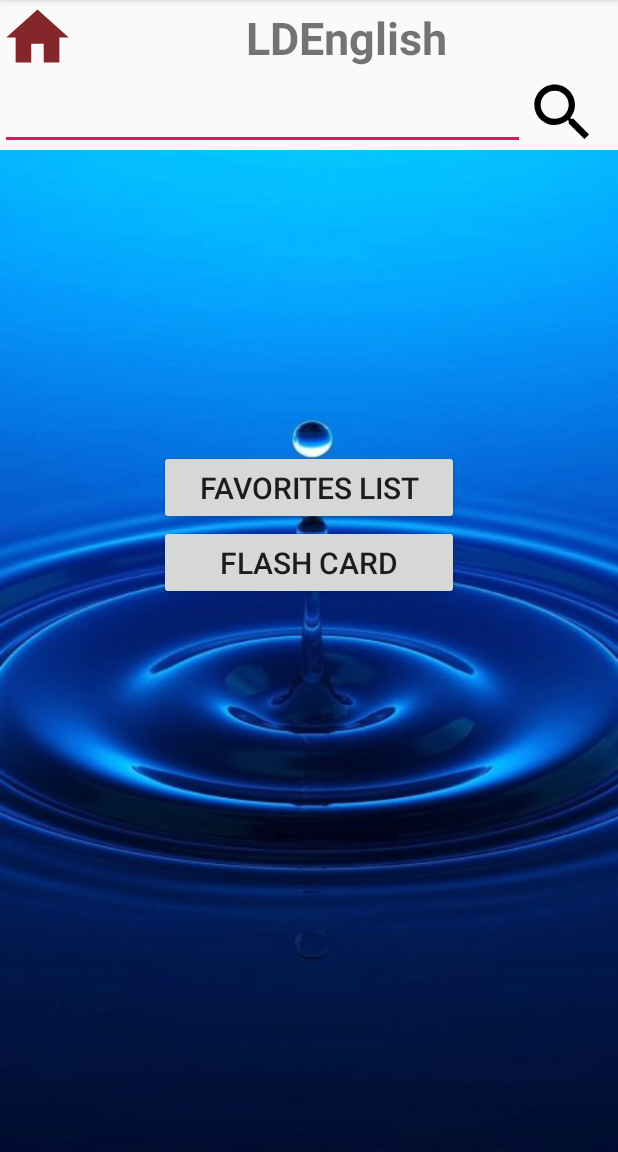
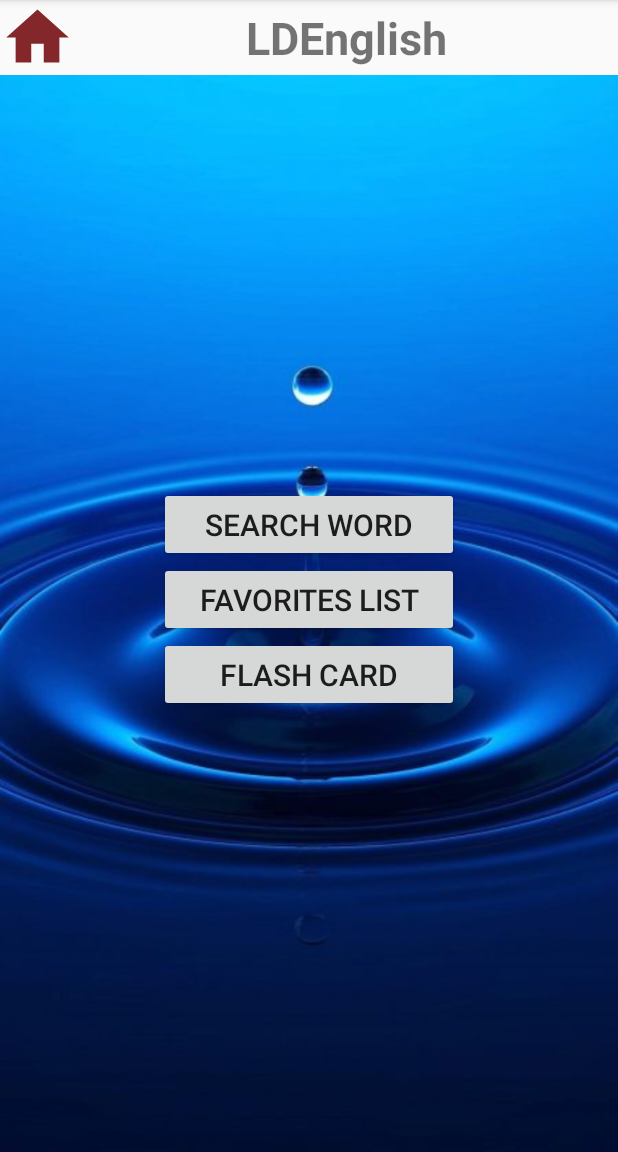
Before and after one commit to dung290199/LDEnglish-app-android-studio, an Android app: the screen it shows after launch (MainActivity), on a phone screen of 412 x 824 dp, the part 84-1236 px from its top. Run offline under Robolectric (Android 15) with nearby library versions, the phone set to English and light mode, and no system bars; our stand-ins replace CircleImageView.

Commit message:
fix home layout

```diff
--- a/app/src/main/res/layout/activity_main.xml
+++ b/app/src/main/res/layout/activity_main.xml
@@ -29,22 +29,6 @@
 
     </LinearLayout>
 
-    <LinearLayout
-        android:layout_width="match_parent"
-        android:layout_height="50dp"
-        android:orientation="horizontal">
-        <EditText
-            android:layout_width="350dp"
-            android:layout_height="50dp"
-            android:id="@+id/edt_search"
-            />
-        <de.hdodenhof.circleimageview.CircleImageView
-            android:layout_width="50dp"
-            android:layout_height="50dp"
-            android:src="@drawable/ic_search_black_24dp"
-            android:id="@+id/Search"
-            android:onClick="Search" />
-    </LinearLayout>
 
     <LinearLayout
         android:layout_width="match_parent"
@@ -56,14 +40,19 @@
             android:layout_height="200dp"
             android:gravity="center"
             android:orientation="horizontal"
-            android:layout_marginTop="150dp">
+            android:layout_marginTop="250dp">
 
             <LinearLayout
                 android:layout_width="match_parent"
                 android:layout_height="wrap_content"
                 android:orientation="vertical"
                 android:gravity="center">
-
+                <Button
+                    android:layout_width="200dp"
+                    android:layout_height="50dp"
+                    android:text="Search word"
+                    android:id="@+id/btn_search"
+                    android:textSize="20sp" />
                 <Button
                     android:layout_width="200dp"
                     android:layout_height="50dp"
```
